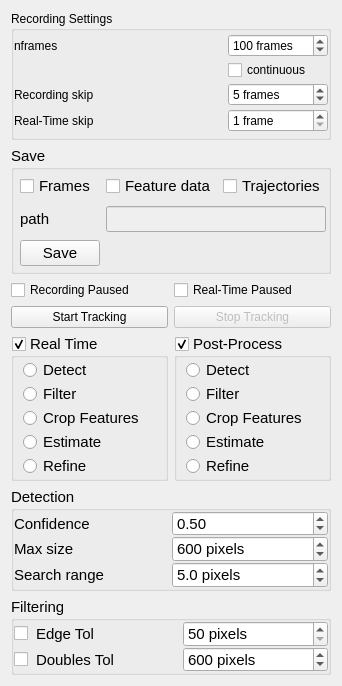
Old version of the form tasks/lib/doVisionWidget.ui in the repository davidgrier/pyfab.
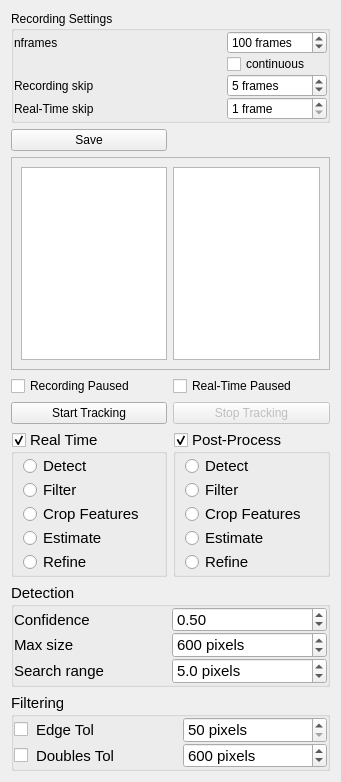
New version of the form.

Commit message: added multi-selection and serialized frame preview in Vision

What changed in the file:
```diff
--- a/tasks/lib/doVisionWidget.ui
+++ b/tasks/lib/doVisionWidget.ui
@@ -7,14 +7,14 @@
     <x>0</x>
     <y>0</y>
     <width>341</width>
-    <height>686</height>
+    <height>782</height>
    </rect>
   </property>
   <property name="windowTitle">
    <string>Form</string>
   </property>
   <layout class="QGridLayout" name="gridLayout">
-   <item row="8" column="0">
+   <item row="9" column="0">
     <widget class="QGroupBox" name="rtenabled">
      <property name="sizePolicy">
       <sizepolicy hsizetype="Preferred" vsizetype="Preferred">
@@ -114,205 +114,7 @@
      </layout>
     </widget>
    </item>
-   <item row="8" column="1">
-    <widget class="QGroupBox" name="ppenabled">
-     <property name="sizePolicy">
-      <sizepolicy hsizetype="Preferred" vsizetype="Preferred">
-       <horstretch>0</horstretch>
-       <verstretch>0</verstretch>
-      </sizepolicy>
-     </property>
-     <property name="minimumSize">
-      <size>
-       <width>0</width>
-       <height>0</height>
-      </size>
-     </property>
-     <property name="maximumSize">
-      <size>
-       <width>16777215</width>
-       <height>16777215</height>
-      </size>
-     </property>
-     <property name="font">
-      <font>
-       <pointsize>11</pointsize>
-      </font>
-     </property>
-     <property name="title">
-      <string>Post-Process</string>
-     </property>
-     <property name="checkable">
-      <bool>true</bool>
-     </property>
-     <property name="checked">
-      <bool>true</bool>
-     </property>
-     <layout class="QVBoxLayout" name="verticalLayout_8">
-      <property name="spacing">
-       <number>0</number>
-      </property>
-      <property name="topMargin">
-       <number>0</number>
-      </property>
-      <property name="rightMargin">
-       <number>9</number>
-      </property>
-      <property name="bottomMargin">
-       <number>0</number>
-      </property>
-      <item>
-       <widget class="QRadioButton" name="ppdetect">
-        <property name="statusTip">
-         <string>Deep neural network (x, y) feature detection</string>
-        </property>
-        <property name="text">
-         <string>Detect</string>
-        </property>
-        <property name="checked">
-         <bool>false</bool>
-        </property>
-       </widget>
-      </item>
-      <item>
-       <widget class="QRadioButton" name="ppfilt">
-        <property name="text">
-         <string>Filter</string>
-        </property>
-       </widget>
-      </item>
-      <item>
-       <widget class="QRadioButton" name="ppcrop">
-        <property name="text">
-         <string>Crop Features</string>
-        </property>
-       </widget>
-      </item>
-      <item>
-       <widget class="QRadioButton" name="ppestimate">
-        <property name="statusTip">
-         <string>Deep neural network (x, y, z) feature detection and holographic characterization</string>
-        </property>
-        <property name="text">
-         <string>Estimate</string>
-        </property>
-       </widget>
-      </item>
-      <item>
-       <widget class="QRadioButton" name="pprefine">
-        <property name="statusTip">
-         <string>Deep neural network pipeline with precision holographic characterization</string>
-        </property>
-        <property name="text">
-         <string>Refine</string>
-        </property>
-        <property name="checked">
-         <bool>false</bool>
-        </property>
-       </widget>
-      </item>
-     </layout>
-    </widget>
-   </item>
-   <item row="1" column="0" colspan="2">
-    <widget class="QGroupBox" name="groupExport">
-     <property name="sizePolicy">
-      <sizepolicy hsizetype="Preferred" vsizetype="Minimum">
-       <horstretch>0</horstretch>
-       <verstretch>0</verstretch>
-      </sizepolicy>
-     </property>
-     <property name="maximumSize">
-      <size>
-       <width>350</width>
-       <height>16777215</height>
-      </size>
-     </property>
-     <property name="font">
-      <font>
-       <pointsize>11</pointsize>
-      </font>
-     </property>
-     <property name="statusTip">
-      <string>See https://github.com/davidgrier/pylorenzmie for Video, Frame, Trajectory, and Feature documentation</string>
-     </property>
-     <property name="title">
-      <string>Save</string>
-     </property>
-     <layout class="QGridLayout" name="gridLayout_2">
-      <property name="leftMargin">
-       <number>6</number>
-      </property>
-      <property name="topMargin">
-       <number>2</number>
-      </property>
-      <property name="rightMargin">
-       <number>2</number>
-      </property>
-      <property name="bottomMargin">
-       <number>2</number>
-      </property>
-      <item row="1" column="1" colspan="2">
-       <widget class="QLineEdit" name="SRC_showpath">
-        <property name="enabled">
-         <bool>false</bool>
-        </property>
-       </widget>
-      </item>
-      <item row="0" column="0">
-       <widget class="QCheckBox" name="SRCsaveFrames">
-        <property name="statusTip">
-         <string>Export Frames from video recordings</string>
-        </property>
-        <property name="text">
-         <string>Frames</string>
-        </property>
-        <property name="checked">
-         <bool>false</bool>
-        </property>
-        <property name="tristate">
-         <bool>false</bool>
-        </property>
-       </widget>
-      </item>
-      <item row="1" column="0">
-       <widget class="QLabel" name="label">
-        <property name="text">
-         <string>path</string>
-        </property>
-       </widget>
-      </item>
-      <item row="0" column="1">
-       <widget class="QCheckBox" name="SRCsaveFeatureData">
-        <property name="statusTip">
-         <string>Save cropped Feature data when exporting Frames and/or Trajectories</string>
-        </property>
-        <property name="text">
-         <string>Feature data</string>
-        </property>
-       </widget>
-      </item>
-      <item row="0" column="2">
-       <widget class="QCheckBox" name="SRCsaveTrajectories">
-        <property name="statusTip">
-         <string>Export Trajectories from video recordings</string>
-        </property>
-        <property name="text">
-         <string>Trajectories</string>
-        </property>
-       </widget>
-      </item>
-      <item row="2" column="0">
-       <widget class="QPushButton" name="bsave">
-        <property name="text">
-         <string>Save</string>
-        </property>
-       </widget>
-      </item>
-     </layout>
-    </widget>
-   </item>
-   <item row="9" column="0" colspan="2">
+   <item row="10" column="0" colspan="2">
     <widget class="QGroupBox" name="groupDetect">
      <property name="maximumSize">
       <size>
@@ -464,164 +266,6 @@
      </layout>
     </widget>
    </item>
-   <item row="7" column="1">
-    <widget class="QPushButton" name="bstop">
-     <property name="enabled">
-      <bool>false</bool>
-     </property>
-     <property name="text">
-      <string>Stop Tracking</string>
-     </property>
-    </widget>
-   </item>
-   <item row="7" column="0">
-    <widget class="QPushButton" name="bstart">
-     <property name="text">
-      <string>Start Tracking</string>
-     </property>
-    </widget>
-   </item>
-   <item row="10" column="0" colspan="2">
-    <widget class="QGroupBox" name="groupFilter">
-     <property name="maximumSize">
-      <size>
-       <width>16777215</width>
-       <height>78</height>
-      </size>
-     </property>
-     <property name="font">
-      <font>
-       <pointsize>11</pointsize>
-      </font>
-     </property>
-     <property name="title">
-      <string>Filtering</string>
-     </property>
-     <property name="checkable">
-      <bool>false</bool>
-     </property>
-     <layout class="QGridLayout" name="gridLayout_8">
-      <property name="leftMargin">
-       <number>0</number>
-      </property>
-      <property name="topMargin">
-       <number>0</number>
-      </property>
-      <property name="rightMargin">
-       <number>0</number>
-      </property>
-      <property name="bottomMargin">
-       <number>0</number>
-      </property>
-      <property name="horizontalSpacing">
-       <number>2</number>
-      </property>
-      <property name="verticalSpacing">
-       <number>0</number>
-      </property>
-      <item row="3" column="1">
-       <widget class="QLabel" name="label_10">
-        <property name="statusTip">
-         <string>Maximum edge length that is considered a detection. Useful for real-time processing and eliminating artifacts.</string>
-        </property>
-        <property name="text">
-         <string>Doubles Tol</string>
-        </property>
-       </widget>
-      </item>
-      <item row="3" column="2">
-       <widget class="QSpinBox" name="doublestol">
-        <property name="statusTip">
-         <string>Maximum edge length that is considered a detection. Useful for real-time processing and eliminating artifacts.</string>
-        </property>
-        <property name="suffix">
-         <string> pixels</string>
-        </property>
-        <property name="minimum">
-         <number>0</number>
-        </property>
-        <property name="maximum">
-         <number>100000</number>
-        </property>
-        <property name="singleStep">
-         <number>5</number>
-        </property>
-        <property name="value">
-         <number>600</number>
-        </property>
-        <property name="displayIntegerBase">
-         <number>10</number>
-        </property>
-       </widget>
-      </item>
-      <item row="2" column="1">
-       <widget class="QLabel" name="label_9">
-        <property name="statusTip">
-         <string>Confidence threshold for detections. Throw away features detected below this confidence.</string>
-        </property>
-        <property name="text">
-         <string>Edge Tol</string>
-        </property>
-       </widget>
-      </item>
-      <item row="2" column="0">
-       <widget class="QCheckBox" name="doNoEdges">
-        <property name="maximumSize">
-         <size>
-          <width>20</width>
-          <height>16777215</height>
-         </size>
-        </property>
-        <property name="text">
-         <string/>
-        </property>
-       </widget>
-      </item>
-      <item row="3" column="0">
-       <widget class="QCheckBox" name="doNoDoubles">
-        <property name="maximumSize">
-         <size>
-          <width>20</width>
-          <height>16777215</height>
-         </size>
-        </property>
-        <property name="text">
-         <string/>
-        </property>
-       </widget>
-      </item>
-      <item row="2" column="2">
-       <widget class="QSpinBox" name="edgetol">
-        <property name="statusTip">
-         <string>Confidence threshold for detections. Throw away features detected below this confidence.</string>
-        </property>
-        <property name="suffix">
-         <string> pixels</string>
-        </property>
-        <property name="prefix">
-         <string/>
-        </property>
-        <property name="minimum">
-         <number>50</number>
-        </property>
-        <property name="maximum">
-         <number>100000</number>
-        </property>
-       </widget>
-      </item>
-     </layout>
-    </widget>
-   </item>
-   <item row="3" column="0">
-    <widget class="QCheckBox" name="SRC_paused">
-     <property name="text">
-      <string>Recording Paused</string>
-     </property>
-     <property name="checked">
-      <bool>false</bool>
-     </property>
-    </widget>
-   </item>
    <item row="0" column="0" colspan="2">
     <widget class="QGroupBox" name="groupRecording">
      <property name="maximumSize">
@@ -764,13 +408,309 @@
      </layout>
     </widget>
    </item>
-   <item row="3" column="1">
+   <item row="11" column="0" colspan="2">
+    <widget class="QGroupBox" name="groupFilter">
+     <property name="maximumSize">
+      <size>
+       <width>16777215</width>
+       <height>78</height>
+      </size>
+     </property>
+     <property name="font">
+      <font>
+       <pointsize>11</pointsize>
+      </font>
+     </property>
+     <property name="title">
+      <string>Filtering</string>
+     </property>
+     <property name="checkable">
+      <bool>false</bool>
+     </property>
+     <layout class="QGridLayout" name="gridLayout_8">
+      <property name="leftMargin">
+       <number>0</number>
+      </property>
+      <property name="topMargin">
+       <number>0</number>
+      </property>
+      <property name="rightMargin">
+       <number>0</number>
+      </property>
+      <property name="bottomMargin">
+       <number>0</number>
+      </property>
+      <property name="horizontalSpacing">
+       <number>2</number>
+      </property>
+      <property name="verticalSpacing">
+       <number>0</number>
+      </property>
+      <item row="3" column="1">
+       <widget class="QLabel" name="label_10">
+        <property name="statusTip">
+         <string>Maximum edge length that is considered a detection. Useful for real-time processing and eliminating artifacts.</string>
+        </property>
+        <property name="text">
+         <string>Doubles Tol</string>
+        </property>
+       </widget>
+      </item>
+      <item row="3" column="2">
+       <widget class="QSpinBox" name="doublestol">
+        <property name="statusTip">
+         <string>Maximum edge length that is considered a detection. Useful for real-time processing and eliminating artifacts.</string>
+        </property>
+        <property name="suffix">
+         <string> pixels</string>
+        </property>
+        <property name="minimum">
+         <number>0</number>
+        </property>
+        <property name="maximum">
+         <number>100000</number>
+        </property>
+        <property name="singleStep">
+         <number>5</number>
+        </property>
+        <property name="value">
+         <number>600</number>
+        </property>
+        <property name="displayIntegerBase">
+         <number>10</number>
+        </property>
+       </widget>
+      </item>
+      <item row="2" column="1">
+       <widget class="QLabel" name="label_9">
+        <property name="statusTip">
+         <string>Confidence threshold for detections. Throw away features detected below this confidence.</string>
+        </property>
+        <property name="text">
+         <string>Edge Tol</string>
+        </property>
+       </widget>
+      </item>
+      <item row="2" column="0">
+       <widget class="QCheckBox" name="doNoEdges">
+        <property name="maximumSize">
+         <size>
+          <width>20</width>
+          <height>16777215</height>
+         </size>
+        </property>
+        <property name="text">
+         <string/>
+        </property>
+       </widget>
+      </item>
+      <item row="3" column="0">
+       <widget class="QCheckBox" name="doNoDoubles">
+        <property name="maximumSize">
+         <size>
+          <width>20</width>
+          <height>16777215</height>
+         </size>
+        </property>
+        <property name="text">
+         <string/>
+        </property>
+       </widget>
+      </item>
+      <item row="2" column="2">
+       <widget class="QSpinBox" name="edgetol">
+        <property name="statusTip">
+         <string>Confidence threshold for detections. Throw away features detected below this confidence.</string>
+        </property>
+        <property name="suffix">
+         <string> pixels</string>
+        </property>
+        <property name="prefix">
+         <string/>
+        </property>
+        <property name="minimum">
+         <number>50</number>
+        </property>
+        <property name="maximum">
+         <number>100000</number>
+        </property>
+       </widget>
+      </item>
+     </layout>
+    </widget>
+   </item>
+   <item row="4" column="0">
+    <widget class="QCheckBox" name="SRC_paused">
+     <property name="text">
+      <string>Recording Paused</string>
+     </property>
+     <property name="checked">
+      <bool>false</bool>
+     </property>
+    </widget>
+   </item>
+   <item row="2" column="0">
+    <widget class="QPushButton" name="bsave">
+     <property name="text">
+      <string>Save</string>
+     </property>
+    </widget>
+   </item>
+   <item row="9" column="1">
+    <widget class="QGroupBox" name="ppenabled">
+     <property name="sizePolicy">
+      <sizepolicy hsizetype="Preferred" vsizetype="Preferred">
+       <horstretch>0</horstretch>
+       <verstretch>0</verstretch>
+      </sizepolicy>
+     </property>
+     <property name="minimumSize">
+      <size>
+       <width>0</width>
+       <height>0</height>
+      </size>
+     </property>
+     <property name="maximumSize">
+      <size>
+       <width>16777215</width>
+       <height>16777215</height>
+      </size>
+     </property>
+     <property name="font">
+      <font>
+       <pointsize>11</pointsize>
+      </font>
+     </property>
+     <property name="title">
+      <string>Post-Process</string>
+     </property>
+     <property name="checkable">
+      <bool>true</bool>
+     </property>
+     <property name="checked">
+      <bool>true</bool>
+     </property>
+     <layout class="QVBoxLayout" name="verticalLayout_8">
+      <property name="spacing">
+       <number>0</number>
+      </property>
+      <property name="topMargin">
+       <number>0</number>
+      </property>
+      <property name="rightMargin">
+       <number>9</number>
+      </property>
+      <property name="bottomMargin">
+       <number>0</number>
+      </property>
+      <item>
+       <widget class="QRadioButton" name="ppdetect">
+        <property name="statusTip">
+         <string>Deep neural network (x, y) feature detection</string>
+        </property>
+        <property name="text">
+         <string>Detect</string>
+        </property>
+        <property name="checked">
+         <bool>false</bool>
+        </property>
+       </widget>
+      </item>
+      <item>
+       <widget class="QRadioButton" name="ppfilt">
+        <property name="text">
+         <string>Filter</string>
+        </property>
+       </widget>
+      </item>
+      <item>
+       <widget class="QRadioButton" name="ppcrop">
+        <property name="text">
+         <string>Crop Features</string>
+        </property>
+       </widget>
+      </item>
+      <item>
+       <widget class="QRadioButton" name="ppestimate">
+        <property name="statusTip">
+         <string>Deep neural network (x, y, z) feature detection and holographic characterization</string>
+        </property>
+        <property name="text">
+         <string>Estimate</string>
+        </property>
+       </widget>
+      </item>
+      <item>
+       <widget class="QRadioButton" name="pprefine">
+        <property name="statusTip">
+         <string>Deep neural network pipeline with precision holographic characterization</string>
+        </property>
+        <property name="text">
+         <string>Refine</string>
+        </property>
+        <property name="checked">
+         <bool>false</bool>
+        </property>
+       </widget>
+      </item>
+     </layout>
+    </widget>
+   </item>
+   <item row="8" column="1">
+    <widget class="QPushButton" name="bstop">
+     <property name="enabled">
+      <bool>false</bool>
+     </property>
+     <property name="text">
+      <string>Stop Tracking</string>
+     </property>
+    </widget>
+   </item>
+   <item row="8" column="0">
+    <widget class="QPushButton" name="bstart">
+     <property name="text">
+      <string>Start Tracking</string>
+     </property>
+    </widget>
+   </item>
+   <item row="4" column="1">
     <widget class="QCheckBox" name="_paused">
      <property name="text">
       <string>Real-Time Paused</string>
      </property>
     </widget>
    </item>
+   <item row="3" column="0" colspan="2">
+    <widget class="QScrollArea" name="frameViewArea">
+     <property name="minimumSize">
+      <size>
+       <width>0</width>
+       <height>150</height>
+      </size>
+     </property>
+     <property name="widgetResizable">
+      <bool>true</bool>
+     </property>
+     <widget class="QWidget" name="scrollAreaWidgetContents">
+      <property name="geometry">
+       <rect>
+        <x>0</x>
+        <y>0</y>
+        <width>321</width>
+        <height>197</height>
+       </rect>
+      </property>
+      <layout class="QHBoxLayout" name="horizontalLayout">
+       <item>
+        <widget class="QListView" name="FramesView"/>
+       </item>
+       <item>
+        <widget class="QTableView" name="SelectedFramesView"/>
+       </item>
+      </layout>
+     </widget>
+    </widget>
+   </item>
   </layout>
  </widget>
  <resources/>
```
The commit also changes 7 other files.
